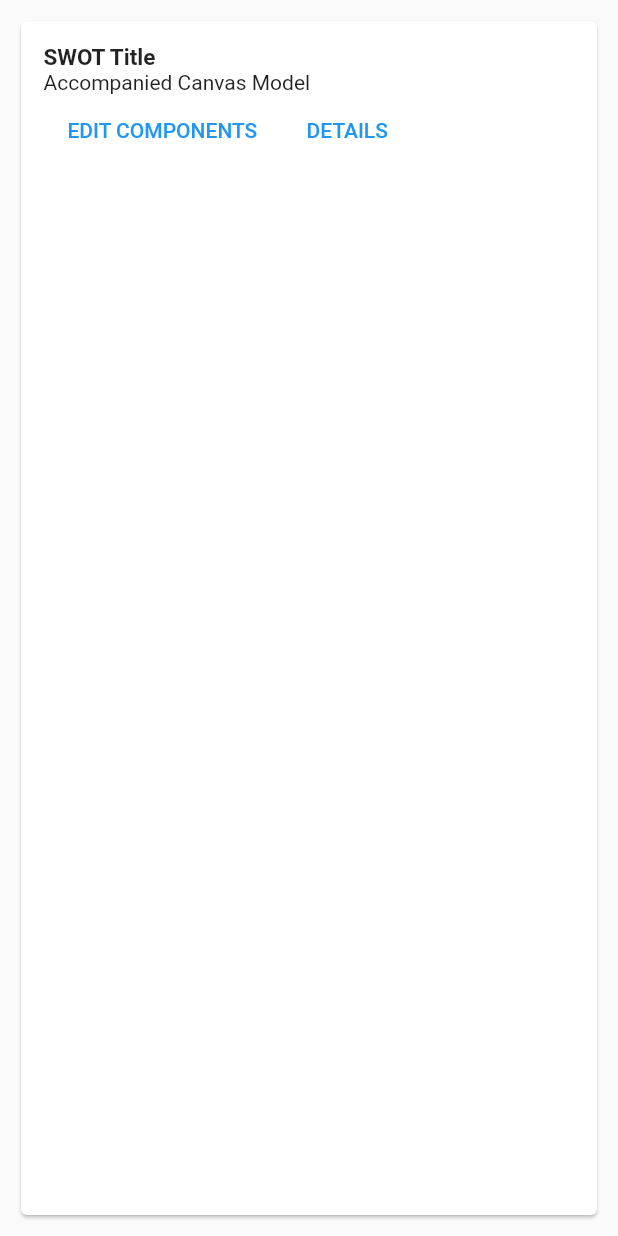
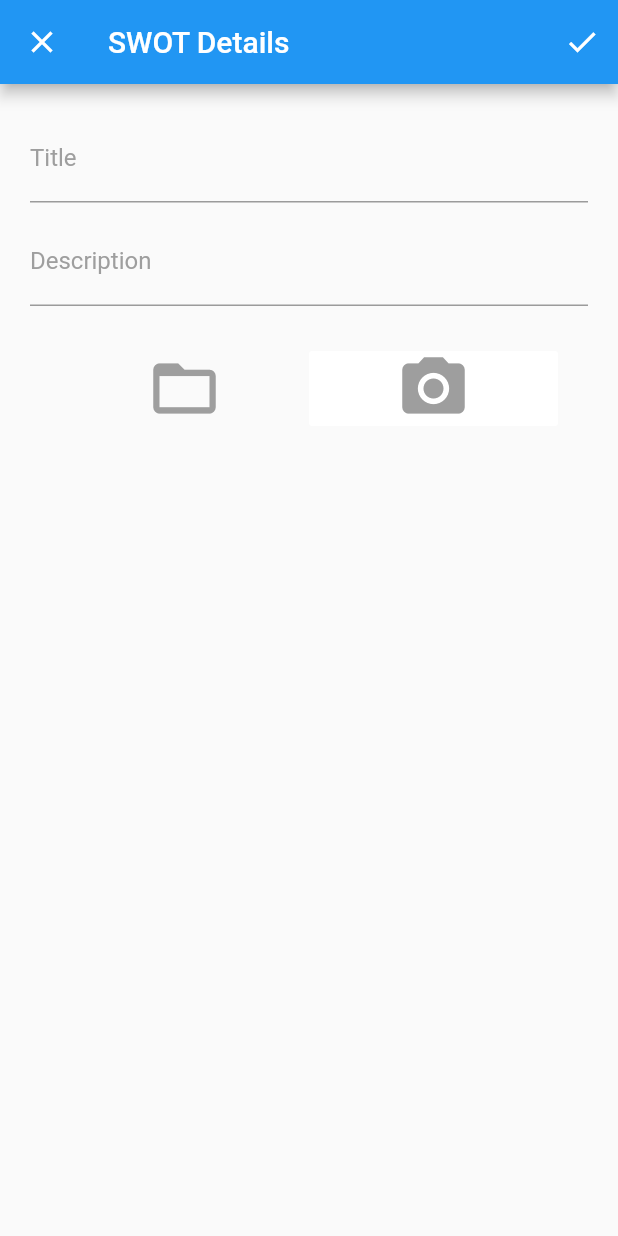
Before and after one commit to Combatwombat77/Copy_cat_fixes, a Flutter app: the SWOTHome widget shown alone on an empty page, opened directly, after a tap on "DETAILS", on a phone screen of 412 x 824 dp. Run offline on Flutter 3.47's test engine with Material 2 defaults, Android fonts, the phone set to English and light mode, and no system bars.

Commit message:
changes
were made

```diff
--- a/lib/ui/pages/model_details.dart
+++ b/lib/ui/pages/model_details.dart
@@ -96,6 +96,9 @@ Widget cardView(String cardName){
 //              ),
             FlatButton(
               child: Text("$cardName", style: TextStyle(fontSize: 12),),
+              onPressed: (){
+
+              },
             )
           ],
         ),
--- a/lib/ui/pages/swot_details.dart
+++ b/lib/ui/pages/swot_details.dart
@@ -0,0 +1,145 @@
+import 'package:copy_cat/ui/dashboard.dart';
+import 'package:flutter/material.dart';
+import 'package:copy_cat/ui/utils/uidata.dart';
+// import 'package:camera/camera.dart';
+import 'package:path_provider/path_provider.dart';
+import 'package:path/path.dart';
+import 'dart:async';
+
+
+final formkey = new GlobalKey<FormState> ();
+
+class SwotDetails extends StatefulWidget {
+
+  // final cameras;
+  // NewModel(this.cameras);
+
+
+  @override
+  SwotDetailsState createState() => SwotDetailsState();
+}
+
+class SwotDetailsState extends State<SwotDetails> {
+
+
+
+  TextEditingController _titleController;
+  Color labelColor = Colors.grey;
+
+
+  @override
+  Widget build(BuildContext context) {
+    return Scaffold(
+      appBar: AppBar(
+        leading: IconButton(
+          icon: Icon(Icons.close),
+          onPressed: (){
+            Navigator.pushReplacement(context, MaterialPageRoute(builder: (context) => Dashboard()));
+          },
+        ),
+        title: Text("SWOT Details"),
+        actions: <Widget>[
+          IconButton(
+            icon: Icon(Icons.done),
+            onPressed: () {
+
+            },
+          )
+        ],
+      ),
+      body: SingleChildScrollView(
+        child: Container(
+          child: Form(
+            key: formkey,
+            child: Theme(
+              data: ThemeData(
+                brightness: Brightness.dark,
+                indicatorColor: Colors.green,
+                inputDecorationTheme: InputDecorationTheme(
+                  labelStyle: TextStyle(
+                    color: Uidata.primaryColor, fontSize: 20.0
+                  )
+                )
+              ),
+              child: Container(
+                padding: const EdgeInsets.all(20),
+                child: Column(
+                  crossAxisAlignment: CrossAxisAlignment.center,
+                  mainAxisAlignment: MainAxisAlignment.center,
+                  children: <Widget>[
+                    Theme(
+                      data: ThemeData(
+                        primaryColor: Colors.black,
+                        indicatorColor: Colors.black,
+                        primaryColorDark: Uidata.primaryColor,
+                      ),
+                      child: TextFormField(
+                        onTap: (){
+
+                        },
+                        controller: _titleController,
+                        decoration: InputDecoration(
+                          labelStyle: TextStyle(color: labelColor),
+                          labelText: "Title",
+                        ),
+                        keyboardType: TextInputType.text,
+                      ),
+                    ),
+                    Padding(
+                      padding: const EdgeInsets.all(5.0),
+                    ),
+                    Theme(
+                      data: ThemeData(
+                        primaryColor: Colors.black,
+                        primaryColorDark: Uidata.primaryColor,
+                      ),
+                      child: TextFormField(
+                        controller: _titleController,
+                        decoration: InputDecoration(
+                          labelStyle: TextStyle(color: labelColor),
+                          labelText: "Description",
+                        ),
+                        keyboardType: TextInputType.text,
+                      ),
+                    ),
+                    Padding(
+                      padding: const EdgeInsets.all(5.0),
+                    ),
+                    Padding(
+                      padding: const EdgeInsets.all(20.0),
+                      child: Row(
+                        children: <Widget>[
+                          Expanded(
+                            child: FlatButton(
+                              splashColor: Color.fromRGBO(211, 211, 211, 0.8),
+                              onPressed: (){
+                              },
+                              child: Icon(Icons.folder_open, color: Colors.grey, size: 50.0,),
+                            ),
+                          ),
+                          Expanded(
+                            child: FlatButton(
+                                color: Colors.white,
+                              splashColor: Color.fromRGBO(211, 211, 211, 0.8),
+                                child: Icon(Icons.camera_alt, color: Colors.grey, size: 50.0,),
+                                onPressed: (){
+                                  // Navigator.push(context, MaterialPageRoute(builder: (context) => CameraScreen()));
+                                },
+                              ),
+                          ),
+
+                        ],
+                      ),
+                    ),
+                  ],
+                ),
+              ),
+            ),
+          ),
+        ),
+      ),
+    );
+  }
+
+
+}
--- a/lib/ui/swot_home.dart
+++ b/lib/ui/swot_home.dart
@@ -1,4 +1,5 @@
 import 'package:copy_cat/ui/pages/edit_componets.dart';
+import 'package:copy_cat/ui/pages/swot_details.dart';
 import 'package:copy_cat/ui/utils/uidata.dart';
 import 'package:flutter/material.dart';
 
@@ -38,7 +39,7 @@ class SWOTHome extends StatelessWidget {
                           color: Colors.white,
                           child: Text("DETAILS", style: TextStyle(color: Uidata.primaryColor),),
                           onPressed: (){
-                           //Navigator.push(context, MaterialPageRoute(builder: (context) => ModelDetails()));
+                           Navigator.push(context, MaterialPageRoute(builder: (context) => SwotDetails()));
                           },
                         ),
                       ],
--- a/lib/ui/utils/uidata.dart
+++ b/lib/ui/utils/uidata.dart
@@ -3,4 +3,5 @@ import 'package:flutter/material.dart';
 class Uidata {
   static const Color primaryColor = Colors.blue;
   static const Color secondaryColor = Colors.red;
+  static const Color btnColor = Colors.white;
 }
```
